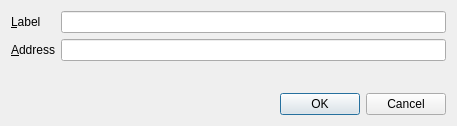
Old version of the form src/qt/forms/editaddressdialog.ui in the repository sdmathis/golddust.
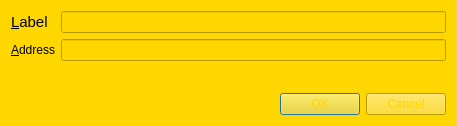
New version of the form. Icons and pictures are not drawn.

What changed in the file:
```diff
--- a/src/qt/forms/editaddressdialog.ui
+++ b/src/qt/forms/editaddressdialog.ui
@@ -13,6 +13,9 @@
   <property name="windowTitle">
    <string>Edit Address</string>
   </property>
+  <property name="styleSheet">
+   <string notr="true">background-color: rgb(255, 215, 0);</string>
+  </property>
   <layout class="QVBoxLayout" name="verticalLayout">
    <item>
     <layout class="QFormLayout" name="formLayout">
@@ -22,7 +25,7 @@
      <item row="0" column="0">
       <widget class="QLabel" name="label">
        <property name="text">
-        <string>&amp;Label</string>
+        <string>&lt;html&gt;&lt;head/&gt;&lt;body&gt;&lt;p&gt;&lt;span style=&quot; font-size:11pt;&quot;&gt;&amp;amp;Label&lt;/span&gt;&lt;/p&gt;&lt;/body&gt;&lt;/html&gt;</string>
        </property>
        <property name="buddy">
         <cstring>labelEdit</cstring>
@@ -38,6 +41,9 @@
      </item>
      <item row="1" column="0">
       <widget class="QLabel" name="label_2">
+       <property name="styleSheet">
+        <string notr="true">font: 11pt &quot;MS Shell Dlg 2&quot;;</string>
+       </property>
        <property name="text">
         <string>&amp;Address</string>
        </property>
@@ -57,6 +63,10 @@
    </item>
    <item>
     <widget class="QDialogButtonBox" name="buttonBox">
+     <property name="styleSheet">
+      <string notr="true">color: rgb(255, 215, 0);
+background-image: url(:/icons/background1);</string>
+     </property>
      <property name="orientation">
       <enum>Qt::Horizontal</enum>
      </property>
```
